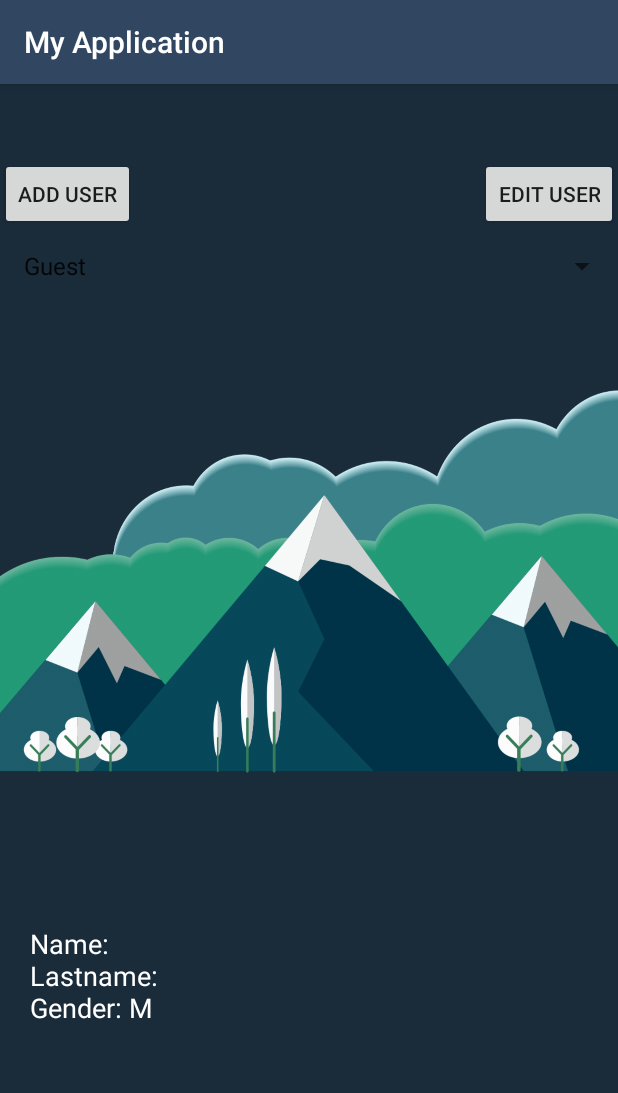
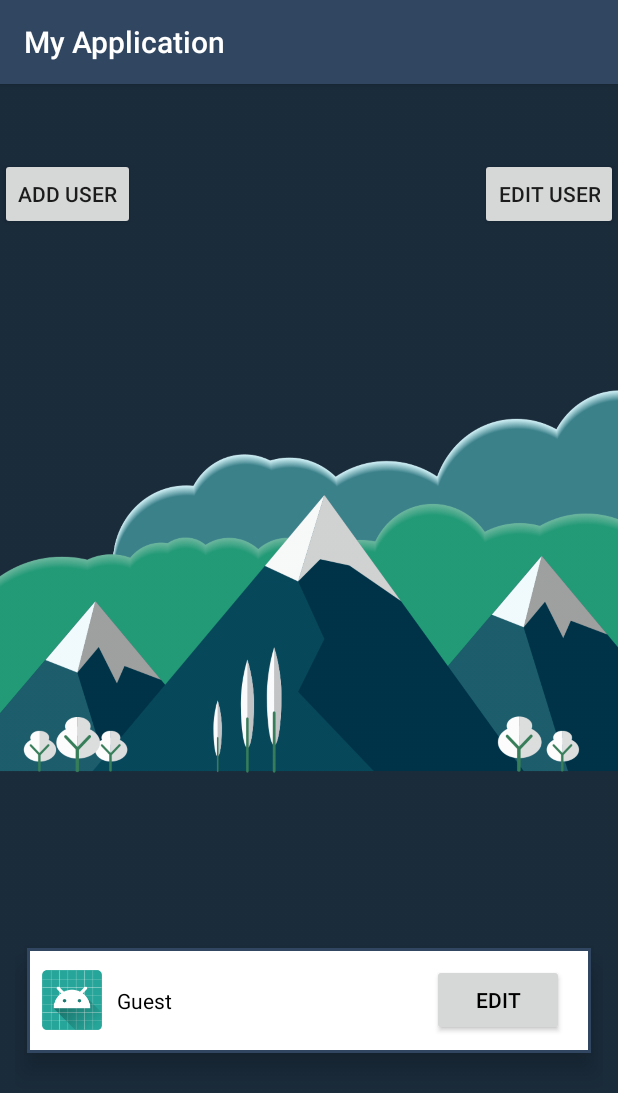
Before and after one commit to GoranVoinovski/VezbaSoFragmenti, an Android app: the screen it shows after launch (Main3Activity), after a tap on "GUEST", on a phone screen of 412 x 824 dp. Shown: the top 1093 px of the screen. Run offline under Robolectric (Android 15) with nearby library versions, the phone set to English and light mode, and no system bars; our stand-ins replace ButterKnife, Picasso.

Commit message:
promena so recyclerview

```diff
--- a/app/build.gradle
+++ b/app/build.gradle
@@ -26,6 +26,7 @@ dependencies {
     testImplementation 'junit:junit:4.12'
     compile 'com.jakewharton:butterknife:8.8.1'
     annotationProcessor 'com.jakewharton:butterknife-compiler:8.8.1'
+    compile 'com.android.support:recyclerview-v7:26.1.0'
     compile 'com.squareup.picasso:picasso:2.5.2'
     androidTestImplementation 'com.android.support.test:runner:1.0.1'
     androidTestImplementation 'com.android.support.test.espresso:espresso-core:3.0.1'
--- a/app/src/main/java/com/example/goran/myapplication/Fragment2.java
+++ b/app/src/main/java/com/example/goran/myapplication/Fragment2.java
@@ -79,7 +79,10 @@ public class Fragment2 extends Fragment {
 
 
     boolean isEmailValid(String email) {
+
         return android.util.Patterns.EMAIL_ADDRESS.matcher(email).matches();
+
+
     }
 
 
--- a/app/src/main/java/com/example/goran/myapplication/Main3Activity.java
+++ b/app/src/main/java/com/example/goran/myapplication/Main3Activity.java
@@ -3,6 +3,8 @@ package com.example.goran.myapplication;
 import android.content.Intent;
 import android.support.v7.app.AppCompatActivity;
 import android.os.Bundle;
+import android.support.v7.widget.LinearLayoutManager;
+import android.support.v7.widget.RecyclerView;
 import android.view.View;
 import android.widget.AdapterView;
 import android.widget.ArrayAdapter;
@@ -17,15 +19,14 @@ import butterknife.OnClick;
 
 public class Main3Activity extends AppCompatActivity {
 
-    @BindView(R.id.textv)TextView txt;
     @BindView(R.id.account)TextView glavenuser;
-    @BindView(R.id.spiner)Spinner spinner;
+    @BindView(R.id.textv)RecyclerView myView;
     char pol;
     Users user;
-    Users usernow;
     User mainUser;
     ArrayList<Users> useri;
-    ArrayAdapter<Users> adapter;
+
+    MyAdapter adapter;
 
 
     @Override
@@ -36,41 +37,27 @@ public class Main3Activity extends AppCompatActivity {
         ButterKnife.bind(this);
         useri = new ArrayList<>();
 
+        adapter = new MyAdapter(this);
+        adapter.setItems(useri);
+        myView.setHasFixedSize(true);
+        myView.setLayoutManager(new LinearLayoutManager(this));
+
+
         Intent intentprimi = getIntent();
         if (intentprimi.hasExtra("NovUser")){
 
            mainUser = (User) intentprimi.getSerializableExtra("NovUserMain");
-           useri = mainUser.getUsers();
            glavenuser.setText("Users for the account: " + mainUser.getMail());
            user = (Users) intentprimi.getSerializableExtra("NovUser");
-           txt.setText(user.getName() + " " + user.getLastname());
            useri.add(user);
+
 
         }else if (intentprimi.hasExtra("Novo")){
             user = new Users();
             useri.add(user);
 
         }
-
-
-        adapter = new ArrayAdapter<Users>(this, android.R.layout.simple_list_item_1, useri);
-        spinner.setAdapter(adapter);
-        adapter.notifyDataSetChanged();
-        spinner.setOnItemSelectedListener(new AdapterView.OnItemSelectedListener() {
-            @Override
-            public void onItemSelected(AdapterView<?> parent, View view, int position, long id) {
-                usernow = adapter.getItem(position);
-                txt.setText("Name: " + usernow.getName() + "\nLastname: " + usernow.getLastname() + "\nGender: " + usernow.getGender());
-            }
-
-            @Override
-            public void onNothingSelected(AdapterView<?> parent) {
-
-            }
-        });
-
-
-
+        myView.setAdapter(adapter);
 
     }
 
@@ -78,21 +65,8 @@ public class Main3Activity extends AppCompatActivity {
     public void AddUser(){
 
         Intent adduser = new Intent(Main3Activity.this, Main2Activity.class);
-        adduser.putExtra("Adding", "Adding");
+        adduser.putExtra("Adding", "Addwrap_contenting");
         startActivityForResult(adduser,1000);
-
-
-
-    }
-
-    @OnClick (R.id.edit)
-    public void EditUser(){
-
-        Intent edituser = new Intent(Main3Activity.this, Main2Activity.class);
-        edituser.putExtra("Edituser", "Edituser");
-        edituser.putExtra("Adding", "Adding");
-        edituser.putExtra("Edit", usernow);
-        startActivityForResult(edituser, 1000);
 
 
 
@@ -103,21 +77,20 @@ public class Main3Activity extends AppCompatActivity {
     protected void onActivityResult(int requestCode, int resultCode, Intent data) {
         if (resultCode == RESULT_OK && requestCode == 1000){
             if (data.hasExtra("AddedUser")){
-                Users useradd;
-                useradd = (Users) data.getSerializableExtra("AddedUser");
-                useri.add(useradd);
-                adapter = new ArrayAdapter<Users>(this, android.R.layout.simple_list_item_1, useri);
-                spinner.setAdapter(adapter);
+                user = new Users();
+                user = (Users) data.getSerializableExtra("AddedUser");
+                useri.add(user);
+                adapter.notifyDataSetChanged();
+
             }else if (data.hasExtra("EditedUser")){
                 Users edited;
                 edited = (Users) data.getSerializableExtra("EditedUser");
-                usernow.setName(edited.getName());
-                usernow.setLastname(edited.getLastname());
-                usernow.setUsername(edited.getUsername());
+                user.setName(edited.getName());
+                user.setLastname(edited.getLastname());
+                user.setUsername(edited.getUsername());
                 pol = edited.gender;
-                usernow.setGender(pol);
-                adapter = new ArrayAdapter<Users>(this, android.R.layout.simple_list_item_1, useri);
-                spinner.setAdapter(adapter);
+                user.setGender(pol);
+                adapter.notifyDataSetChanged();
 
 
 
@@ -133,4 +106,10 @@ public class Main3Activity extends AppCompatActivity {
         Intent intent = new Intent(Main3Activity.this, MainActivity.class);
         startActivity(intent);
     }
+
+         ArrayList<Users> generateList() {
+
+
+            return useri;
+    }
 }
--- /dev/null
+++ b/app/src/main/java/com/example/goran/myapplication/MyAdapter.java
@@ -0,0 +1,98 @@
+package com.example.goran.myapplication;
+
+import android.app.Activity;
+import android.content.Context;
+import android.content.Intent;
+import android.support.v7.widget.RecyclerView;
+import android.view.LayoutInflater;
+import android.view.View;
+import android.view.ViewGroup;
+import android.widget.Button;
+import android.widget.TextView;
+
+import java.util.ArrayList;
+import java.util.List;
+
+import butterknife.BindView;
+import butterknife.ButterKnife;
+import butterknife.OnClick;
+
+/**
+ * Created by goran on 8.12.17.
+ */
+
+public class MyAdapter extends RecyclerView.Adapter<MyAdapter.ViewHolder> {
+    Context context;
+    Users users;
+    List<Users> usersList = new ArrayList<>();
+
+    public void setItems (List<Users> users) {
+        usersList = users;
+    }
+
+    public MyAdapter(Context context) {
+        this.context = context;
+    }
+
+    @Override
+    public MyAdapter.ViewHolder onCreateViewHolder(ViewGroup parent, int viewType) {
+        Context context1 = parent.getContext();
+        LayoutInflater inflater = LayoutInflater.from(context1);
+
+        View view = inflater.inflate(R.layout.recycler__view_row,parent,false);
+        ViewHolder holder = new ViewHolder(view);
+
+        return holder;
+    }
+
+    @Override
+    public void onBindViewHolder(MyAdapter.ViewHolder holder, int position) {
+
+        users = usersList.get(position);
+
+        holder.tekst.setText(users.getUsername());
+
+        holder.tekst2.setOnClickListener(new View.OnClickListener() {
+            @Override
+            public void onClick(View v) {
+                Activity origin = (Main3Activity)context;
+                Intent edituser = new Intent(origin, Main2Activity.class);
+                edituser.putExtra("Edituser", "Edituser");
+                edituser.putExtra("Adding", "Adding");
+                edituser.putExtra("Edit", users);
+                origin.startActivityForResult(edituser, 1000);
+            }
+        });
+
+
+
+    }
+
+    @Override
+    public int getItemCount() {
+        return usersList.size();
+    }
+
+    public class ViewHolder extends RecyclerView.ViewHolder {
+        @BindView(R.id.textv)TextView tekst;
+        @BindView(R.id.textv2)Button tekst2;
+
+        public ViewHolder(View itemView) {
+
+            super(itemView);
+            ButterKnife.bind(this, itemView);
+
+
+
+        }
+    }
+
+    @OnClick(R.id.textv2)
+    public void EditUser(){
+
+
+
+
+
+    }
+}
--- /dev/null
+++ b/app/src/main/res/drawable/studenti.xml
@@ -0,0 +1,8 @@
+<?xml version="1.0" encoding="utf-8"?>
+<shape xmlns:android="http://schemas.android.com/apk/res/android">
+
+
+    <solid android:color="@android:color/white"/>
+    <stroke android:color="@color/colorPrimary" android:width="2dp"/>
+
+</shape>
--- a/app/src/main/res/layout/activity_main3.xml
+++ b/app/src/main/res/layout/activity_main3.xml
@@ -7,21 +7,22 @@
     android:background="@drawable/background"
     tools:context="com.example.goran.myapplication.Main3Activity">
 
+    <android.support.v7.widget.RecyclerView
+            android:id="@+id/textv"
+            android:padding="10dp"
+            style="@style/Base.TextAppearance.AppCompat.Medium"
+            android:textColor="@color/white"
+            android:layout_width="match_parent"
+            android:layout_height="210dp"
+            android:layout_alignParentBottom="true"/>
+
+
     <TextView
         android:id="@+id/account"
         android:layout_width="match_parent"
         android:layout_height="wrap_content"
         android:padding="10dp"
         android:textColor="@android:color/darker_gray"/>
-
-
-    <Spinner
-        android:layout_below="@id/add"
-        android:id="@+id/spiner"
-        android:layout_width="match_parent"
-        android:layout_height="wrap_content">
-
-    </Spinner>
 
 
     <Button
@@ -41,14 +42,6 @@
         android:layout_alignParentRight="true"
         android:text="edit user"/>
 
-    <TextView
-        android:id="@+id/textv"
-        android:padding="20dp"
-        style="@style/Base.TextAppearance.AppCompat.Medium"
-        android:textColor="@color/white"
-        android:layout_width="match_parent"
-        android:layout_height="wrap_content"
-        android:layout_alignParentBottom="true"
-        android:layout_marginBottom="120dp"/>
+
 
 </RelativeLayout>
--- /dev/null
+++ b/app/src/main/res/layout/recycler__view_row.xml
@@ -0,0 +1,39 @@
+<?xml version="1.0" encoding="utf-8"?>
+<LinearLayout
+    xmlns:android="http://schemas.android.com/apk/res/android"
+    android:orientation="horizontal"
+    android:background="@drawable/studenti"
+    android:layout_margin="8dp"
+    android:elevation="10dp"
+    android:gravity="center_vertical"
+    android:layout_width="match_parent"
+    android:layout_height="70dp">
+
+
+    <ImageView
+        android:id="@+id/pic"
+        android:layout_width="40dp"
+        android:layout_height="40dp"
+        android:src="@mipmap/ic_launcher"
+        android:layout_marginLeft="10dp"/>
+
+    <TextView
+        android:id="@+id/textv"
+        android:layout_width="200dp"
+        android:layout_marginLeft="10dp"
+        android:layout_height="wrap_content"
+        android:text="@string/student"
+        android:textColor="@android:color/black"/>
+
+    <Button
+        android:id="@+id/textv2"
+        android:layout_width="wrap_content"
+        android:layout_height="wrap_content"
+        android:layout_gravity="center_vertical"
+        android:layout_marginLeft="10dp"
+        android:text="Edit"
+        android:textColor="@android:color/black"/>
+
+
+
+</LinearLayout>
--- a/app/src/main/res/values/strings.xml
+++ b/app/src/main/res/values/strings.xml
@@ -3,4 +3,5 @@
     <string name="guest">Guest</string>
     <string name="create_user">Create User</string>
     <string name="edit_user">Edit user</string>
+    <string name="student">student</string>
 </resources>
```
Also changed, not shown: app/src/main/java/com/example/goran/myapplication/Main2Activity.java (+10 -5 lines).
